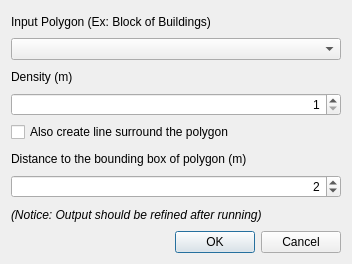
thangqd/HCMGIS, file forms/hcmgis_centerline_form.ui: the form before one commit.
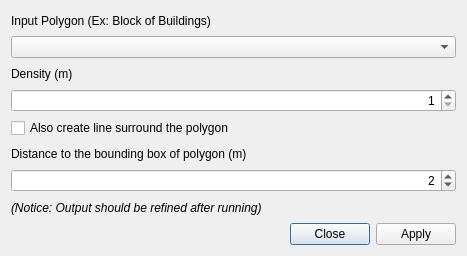
The form after the commit. Custom widgets are drawn as their Qt base class.

```diff
--- a/forms/hcmgis_centerline_form.ui
+++ b/forms/hcmgis_centerline_form.ui
@@ -12,8 +12,8 @@
    <rect>
     <x>0</x>
     <y>0</y>
-    <width>352</width>
-    <height>264</height>
+    <width>467</width>
+    <height>256</height>
    </rect>
   </property>
   <property name="mouseTracking">
@@ -110,7 +110,7 @@
    <item>
     <widget class="QDialogButtonBox" name="BtnOKCancel">
      <property name="standardButtons">
-      <set>QDialogButtonBox::Cancel|QDialogButtonBox::Ok</set>
+      <set>QDialogButtonBox::Apply|QDialogButtonBox::Close</set>
      </property>
     </widget>
    </item>
```
Left out of the diff: 8 changed lines with no effect on the pictures.
